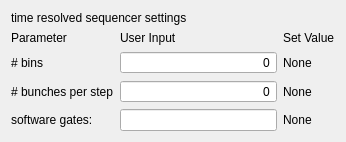
lasersphere/Tilda, file TildaHost/source/Interface/SequencerWidgets/Ui_TRSWidg.ui: the form before one commit.
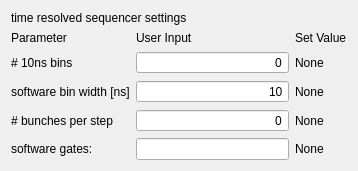
The form after the commit.

What changed in the file:
```diff
--- a/TildaHost/source/Interface/SequencerWidgets/Ui_TRSWidg.ui
+++ b/TildaHost/source/Interface/SequencerWidgets/Ui_TRSWidg.ui
@@ -6,8 +6,8 @@
    <rect>
     <x>0</x>
     <y>0</y>
-    <width>346</width>
-    <height>130</height>
+    <width>358</width>
+    <height>156</height>
    </rect>
   </property>
   <property name="windowTitle">
@@ -45,6 +45,29 @@
        </property>
       </widget>
      </item>
+     <item row="1" column="0">
+      <widget class="QLabel" name="label_dwellTime_ms">
+       <property name="text">
+        <string># 10ns bins</string>
+       </property>
+      </widget>
+     </item>
+     <item row="1" column="1">
+      <widget class="QSpinBox" name="spinBox_nOfBins">
+       <property name="alignment">
+        <set>Qt::AlignRight|Qt::AlignTrailing|Qt::AlignVCenter</set>
+       </property>
+       <property name="buttonSymbols">
+        <enum>QAbstractSpinBox::NoButtons</enum>
+       </property>
+       <property name="keyboardTracking">
+        <bool>false</bool>
+       </property>
+       <property name="maximum">
+        <number>999999999</number>
+       </property>
+      </widget>
+     </item>
      <item row="0" column="1">
       <widget class="QLabel" name="label_9">
        <property name="sizePolicy">
@@ -58,13 +81,6 @@
        </property>
       </widget>
      </item>
-     <item row="1" column="0">
-      <widget class="QLabel" name="label_dwellTime_ms">
-       <property name="text">
-        <string># bins</string>
-       </property>
-      </widget>
-     </item>
      <item row="1" column="2">
       <widget class="QLabel" name="label_nOfBins_set">
        <property name="text">
@@ -72,19 +88,10 @@
        </property>
       </widget>
      </item>
-     <item row="1" column="1">
-      <widget class="QSpinBox" name="spinBox_nOfBins">
-       <property name="alignment">
-        <set>Qt::AlignRight|Qt::AlignTrailing|Qt::AlignVCenter</set>
-       </property>
-       <property name="buttonSymbols">
-        <enum>QAbstractSpinBox::NoButtons</enum>
-       </property>
-       <property name="keyboardTracking">
-        <bool>false</bool>
-       </property>
-       <property name="maximum">
-        <number>999999999</number>
+     <item row="3" column="0">
+      <widget class="QLabel" name="label">
+       <property name="text">
+        <string># bunches per step</string>
        </property>
       </widget>
      </item>
@@ -101,37 +108,7 @@
        </property>
       </widget>
      </item>
-     <item row="2" column="2">
-      <widget class="QLabel" name="label_nOfBunches_set">
-       <property name="text">
-        <string>None</string>
-       </property>
-      </widget>
-     </item>
-     <item row="2" column="1">
-      <widget class="QSpinBox" name="spinBox_nOfBunches">
-       <property name="alignment">
-        <set>Qt::AlignRight|Qt::AlignTrailing|Qt::AlignVCenter</set>
-       </property>
-       <property name="buttonSymbols">
-        <enum>QAbstractSpinBox::NoButtons</enum>
-       </property>
-       <property name="keyboardTracking">
-        <bool>false</bool>
-       </property>
-       <property name="maximum">
-        <number>999999999</number>
-       </property>
-      </widget>
-     </item>
-     <item row="2" column="0">
-      <widget class="QLabel" name="label">
-       <property name="text">
-        <string># bunches per step</string>
-       </property>
-      </widget>
-     </item>
-     <item row="3" column="0">
+     <item row="4" column="0">
       <widget class="QLabel" name="label_2">
        <property name="text">
         <string>software gates:</string>
@@ -139,6 +116,29 @@
       </widget>
      </item>
      <item row="3" column="1">
+      <widget class="QSpinBox" name="spinBox_nOfBunches">
+       <property name="alignment">
+        <set>Qt::AlignRight|Qt::AlignTrailing|Qt::AlignVCenter</set>
+       </property>
+       <property name="buttonSymbols">
+        <enum>QAbstractSpinBox::NoButtons</enum>
+       </property>
+       <property name="keyboardTracking">
+        <bool>false</bool>
+       </property>
+       <property name="maximum">
+        <number>999999999</number>
+       </property>
+      </widget>
+     </item>
+     <item row="3" column="2">
+      <widget class="QLabel" name="label_nOfBunches_set">
+       <property name="text">
+        <string>None</string>
+       </property>
+      </widget>
+     </item>
+     <item row="4" column="1">
       <widget class="QLineEdit" name="lineEdit">
        <property name="toolTip">
         <string>must be in style of:
@@ -148,13 +148,49 @@
        </property>
       </widget>
      </item>
-     <item row="3" column="2">
+     <item row="4" column="2">
       <widget class="QLabel" name="label_softwGates_set">
        <property name="text">
         <string>None</string>
        </property>
       </widget>
      </item>
+     <item row="2" column="0">
+      <widget class="QLabel" name="label_3">
+       <property name="text">
+        <string>software bin width [ns]</string>
+       </property>
+      </widget>
+     </item>
+     <item row="2" column="1">
+      <widget class="QSpinBox" name="spinBox_softBinWidth">
+       <property name="alignment">
+        <set>Qt::AlignRight|Qt::AlignTrailing|Qt::AlignVCenter</set>
+       </property>
+       <property name="buttonSymbols">
+        <enum>QAbstractSpinBox::NoButtons</enum>
+       </property>
+       <property name="keyboardTracking">
+        <bool>false</bool>
+       </property>
+       <property name="minimum">
+        <number>10</number>
+       </property>
+       <property name="maximum">
+        <number>100</number>
+       </property>
+       <property name="singleStep">
+        <number>10</number>
+       </property>
+      </widget>
+     </item>
+     <item row="2" column="2">
+      <widget class="QLabel" name="label_softBinWidth_set">
+       <property name="text">
+        <string>None</string>
+       </property>
+      </widget>
+     </item>
     </layout>
    </item>
   </layout>
```
